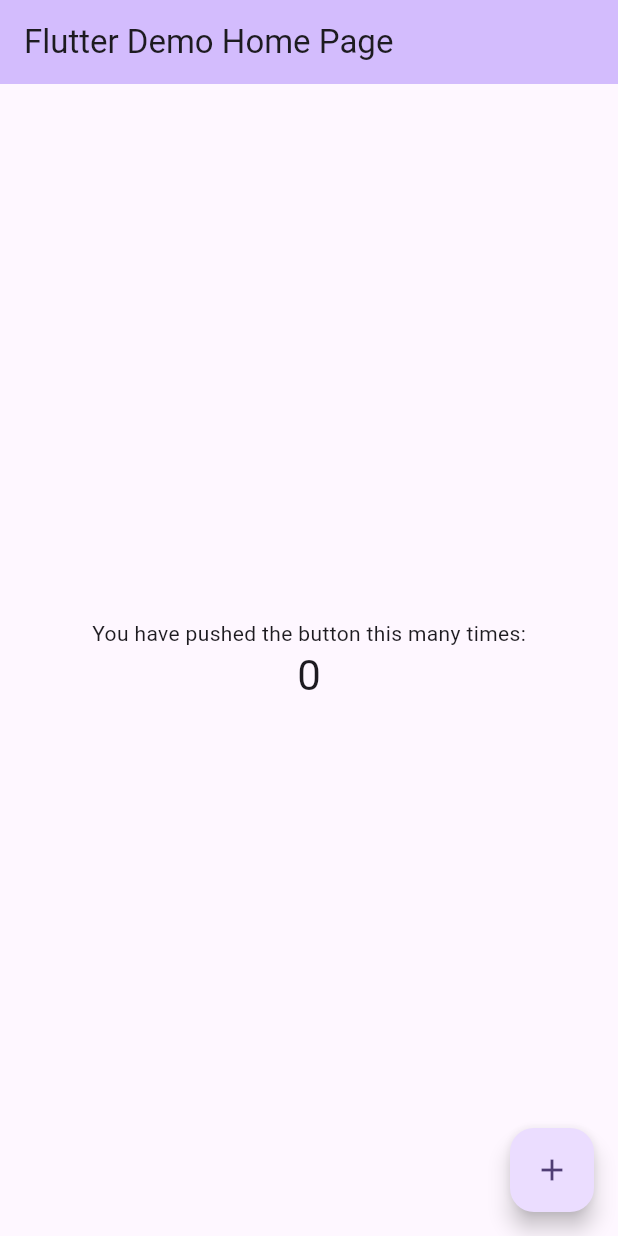
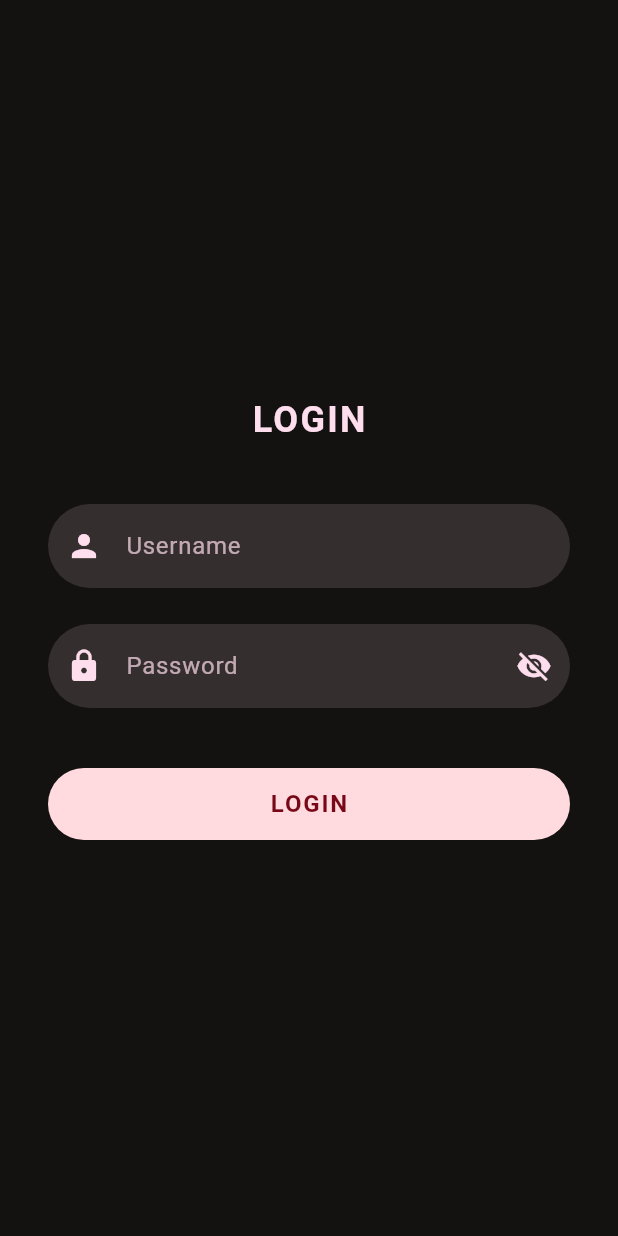
Before and after one commit to ozorozor/toDoListApp, a Flutter app: the screen it shows after launch, on a phone screen of 412 x 824 dp. Run offline on Flutter 3.47's test engine with Material 3 defaults, Android fonts, the phone set to English and light mode, and no system bars.

Commit message:
membuat login page dan dashboard kosong

```diff
--- a/lib/main.dart
+++ b/lib/main.dart
@@ -1,4 +1,6 @@
 import 'package:flutter/material.dart';
+import 'pages/login_page.dart';
+import 'pages/dashboard_page.dart';
 
 void main() {
   runApp(const MyApp());
@@ -7,116 +9,68 @@ void main() {
 class MyApp extends StatelessWidget {
   const MyApp({super.key});
 
-  // This widget is the root of your application.
+  // Warna palette
+  static const Color darkBackground = Color(0xFF141111);
+  static const Color inputBackground = Color(0xFF342E2E);
+  static const Color primaryColor = Color(0xFF780817);
+  static const Color lightText = Color(0xFFFEDDED);
+
   @override
   Widget build(BuildContext context) {
     return MaterialApp(
-      title: 'Flutter Demo',
-      theme: ThemeData(
-        // This is the theme of your application.
-        //
-        // TRY THIS: Try running your application with "flutter run". You'll see
-        // the application has a purple toolbar. Then, without quitting the app,
-        // try changing the seedColor in the colorScheme below to Colors.green
-        // and then invoke "hot reload" (save your changes or press the "hot
-        // reload" button in a Flutter-supported IDE, or press "r" if you used
-        // the command line to start the app).
-        //
-        // Notice that the counter didn't reset back to zero; the application
-        // state is not lost during the reload. To reset the state, use hot
-        // restart instead.
-        //
-        // This works for code too, not just values: Most code changes can be
-        // tested with just a hot reload.
-        colorScheme: ColorScheme.fromSeed(seedColor: Colors.deepPurple),
+      title: 'Flutter Login Demo',
+      debugShowCheckedModeBanner: false,
+
+      theme: ThemeData.dark().copyWith(
+        scaffoldBackgroundColor: darkBackground,
+        primaryColor: primaryColor,
+        colorScheme: ColorScheme.dark(
+          primary: primaryColor,
+          background: darkBackground,
+          surface: inputBackground,
+          onPrimary: lightText,
+          onBackground: lightText,
+          onSurface: lightText,
+        ),
+        textTheme: ThemeData.dark().textTheme.apply(
+              bodyColor: lightText,
+              displayColor: lightText,
+            ),
+        inputDecorationTheme: InputDecorationTheme(
+          filled: true,
+          fillColor: inputBackground,
+          hintStyle: TextStyle(color: lightText.withOpacity(0.7)),
+          border: OutlineInputBorder(
+            borderRadius: BorderRadius.circular(30),
+            borderSide: BorderSide.none,
+          ),
+          prefixIconColor: lightText,
+          suffixIconColor: lightText,
+          contentPadding:
+              const EdgeInsets.symmetric(horizontal: 20, vertical: 16),
+        ),
+        elevatedButtonTheme: ElevatedButtonThemeData(
+          style: ElevatedButton.styleFrom(
+            backgroundColor: const Color.fromARGB(255, 255, 219, 223),
+            shape: RoundedRectangleBorder(
+              borderRadius: BorderRadius.circular(30),
+            ),
+            elevation: 0,
+            textStyle: const TextStyle(
+              fontWeight: FontWeight.bold,
+              fontSize: 16,
+              letterSpacing: 1.2,
+            ),
+          ),
+        ),
+        iconTheme: const IconThemeData(color: lightText),
       ),
-      home: const MyHomePage(title: 'Flutter Demo Home Page'),
+
+      initialRoute: '/',
+      routes: {
+        '/': (context) => const LoginPage(),
+        '/dashboard': (context) => const DashboardPage(),
+      },
     );
   }
 }
-
-class MyHomePage extends StatefulWidget {
-  const MyHomePage({super.key, required this.title});
-
-  // This widget is the home page of your application. It is stateful, meaning
-  // that it has a State object (defined below) that contains fields that affect
-  // how it looks.
-
-  // This class is the configuration for the state. It holds the values (in this
-  // case the title) provided by the parent (in this case the App widget) and
-  // used by the build method of the State. Fields in a Widget subclass are
-  // always marked "final".
-
-  final String title;
-
-  @override
-  State<MyHomePage> createState() => _MyHomePageState();
-}
-
-class _MyHomePageState extends State<MyHomePage> {
-  int _counter = 0;
-
-  void _incrementCounter() {
-    setState(() {
-      // This call to setState tells the Flutter framework that something has
-      // changed in this State, which causes it to rerun the build method below
-      // so that the display can reflect the updated values. If we changed
-      // _counter without calling setState(), then the build method would not be
-      // called again, and so nothing would appear to happen.
-      _counter++;
-    });
-  }
-
-  @override
-  Widget build(BuildContext context) {
-    // This method is rerun every time setState is called, for instance as done
-    // by the _incrementCounter method above.
-    //
-    // The Flutter framework has been optimized to make rerunning build methods
-    // fast, so that you can just rebuild anything that needs updating rather
-    // than having to individually change instances of widgets.
-    return Scaffold(
-      appBar: AppBar(
-        // TRY THIS: Try changing the color here to a specific color (to
-        // Colors.amber, perhaps?) and trigger a hot reload to see the AppBar
-        // change color while the other colors stay the same.
-        backgroundColor: Theme.of(context).colorScheme.inversePrimary,
-        // Here we take the value from the MyHomePage object that was created by
-        // the App.build method, and use it to set our appbar title.
-        title: Text(widget.title),
-      ),
-      body: Center(
-        // Center is a layout widget. It takes a single child and positions it
-        // in the middle of the parent.
-        child: Column(
-          // Column is also a layout widget. It takes a list of children and
-          // arranges them vertically. By default, it sizes itself to fit its
-          // children horizontally, and tries to be as tall as its parent.
-          //
-          // Column has various properties to control how it sizes itself and
-          // how it positions its children. Here we use mainAxisAlignment to
-          // center the children vertically; the main axis here is the vertical
-          // axis because Columns are vertical (the cross axis would be
-          // horizontal).
-          //
-          // TRY THIS: Invoke "debug painting" (choose the "Toggle Debug Paint"
-          // action in the IDE, or press "p" in the console), to see the
-          // wireframe for each widget.
-          mainAxisAlignment: MainAxisAlignment.center,
-          children: <Widget>[
-            const Text('You have pushed the button this many times:'),
-            Text(
-              '$_counter',
-              style: Theme.of(context).textTheme.headlineMedium,
-            ),
-          ],
-        ),
-      ),
-      floatingActionButton: FloatingActionButton(
-        onPressed: _incrementCounter,
-        tooltip: 'Increment',
-        child: const Icon(Icons.add),
-      ), // This trailing comma makes auto-formatting nicer for build methods.
-    );
-  }
-}
--- /dev/null
+++ b/lib/pages/dashboard_page.dart
@@ -0,0 +1,27 @@
+import 'package:flutter/material.dart';
+
+class DashboardPage extends StatelessWidget {
+  const DashboardPage({super.key});
+
+  @override
+  Widget build(BuildContext context) {
+    final theme = Theme.of(context);
+
+    return Scaffold(
+      appBar: AppBar(
+        title: const Text('Dashboard'),
+        centerTitle: true,
+        elevation: 0,
+        backgroundColor: theme.colorScheme.background,
+        foregroundColor: theme.colorScheme.onBackground,
+      ),
+      body: Center(
+        child: Text(
+          'Selamat datang di Dashboard!',
+          style: theme.textTheme.headlineMedium,
+        ),
+      ),
+      backgroundColor: theme.colorScheme.background,
+    );
+  }
+}
--- /dev/null
+++ b/lib/pages/login_page.dart
@@ -0,0 +1,93 @@
+import 'package:flutter/material.dart';
+
+class LoginPage extends StatefulWidget {
+  const LoginPage({super.key});
+
+  @override
+  State<LoginPage> createState() => _LoginPageState();
+}
+
+class _LoginPageState extends State<LoginPage> {
+  final TextEditingController _usernameController = TextEditingController();
+  final TextEditingController _passwordController = TextEditingController();
+
+  bool _obscurePassword = true;
+
+  void _login() {
+    final username = _usernameController.text.trim();
+    final password = _passwordController.text.trim();
+
+    if (username == 'kazkiz' && password == 'kuz') {
+      Navigator.pushReplacementNamed(context, '/dashboard');
+    } else {
+      ScaffoldMessenger.of(context).showSnackBar(
+        const SnackBar(content: Text('Username atau password salah')),
+      );
+    }
+  }
+
+  @override
+  Widget build(BuildContext context) {
+    final theme = Theme.of(context);
+
+    return Scaffold(
+      body: Center(
+        child: SingleChildScrollView(
+          padding: const EdgeInsets.symmetric(horizontal: 32, vertical: 24),
+          child: Column(
+            mainAxisSize: MainAxisSize.min,
+            children: [
+              Text(
+                'LOGIN',
+                style: theme.textTheme.headlineSmall?.copyWith(
+                  fontWeight: FontWeight.bold,
+                  letterSpacing: 1.5,
+                ),
+              ),
+              const SizedBox(height: 40),
+              TextField(
+                controller: _usernameController,
+                style: TextStyle(color: theme.colorScheme.onSurface),
+                decoration: InputDecoration(
+                  prefixIcon: const Icon(Icons.person),
+                  hintText: 'Username',
+                ),
+              ),
+              const SizedBox(height: 24),
+              TextField(
+                controller: _passwordController,
+                obscureText: _obscurePassword,
+                style: TextStyle(color: theme.colorScheme.onSurface),
+                decoration: InputDecoration(
+                  prefixIcon: const Icon(Icons.lock),
+                  suffixIcon: IconButton(
+                    icon: Icon(
+                      _obscurePassword
+                          ? Icons.visibility_off
+                          : Icons.visibility,
+                    ),
+                    onPressed: () {
+                      setState(() {
+                        _obscurePassword = !_obscurePassword;
+                      });
+                    },
+                  ),
+                  hintText: 'Password',
+                ),
+              ),
+              const SizedBox(height: 40),
+              SizedBox(
+                width: double.infinity,
+                height: 48,
+                child: ElevatedButton(
+                  onPressed: _login,
+                  child: const Text('LOGIN'),
+                ),
+              ),
+            ],
+          ),
+        ),
+      ),
+    );
+  }
+}
```
